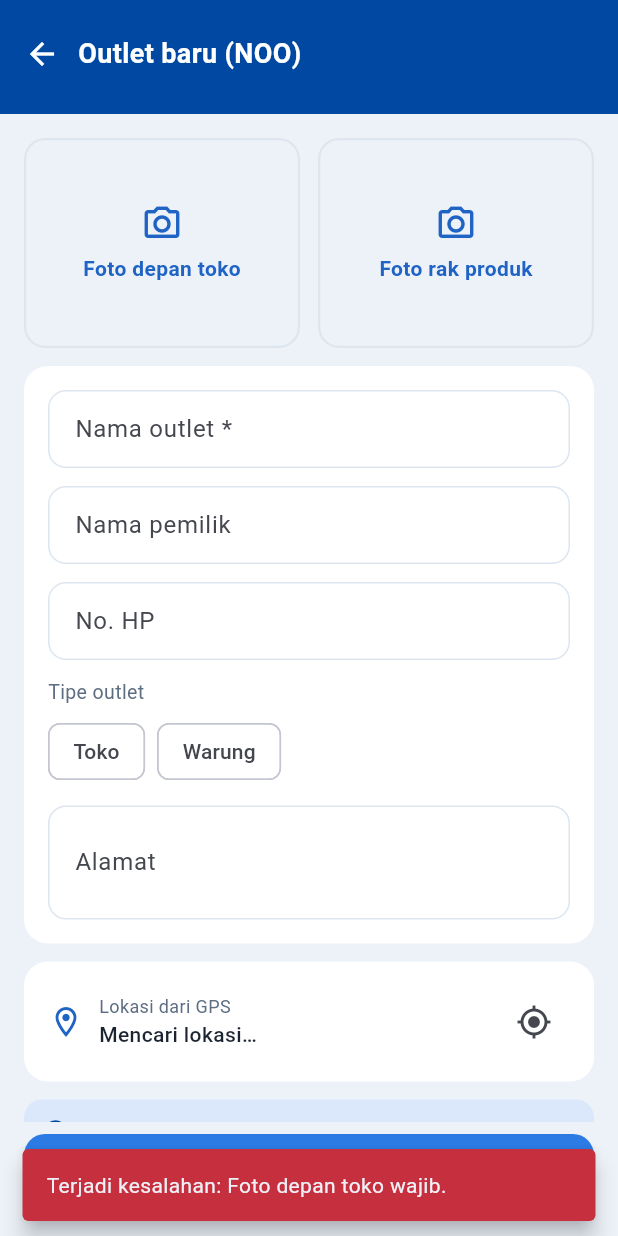
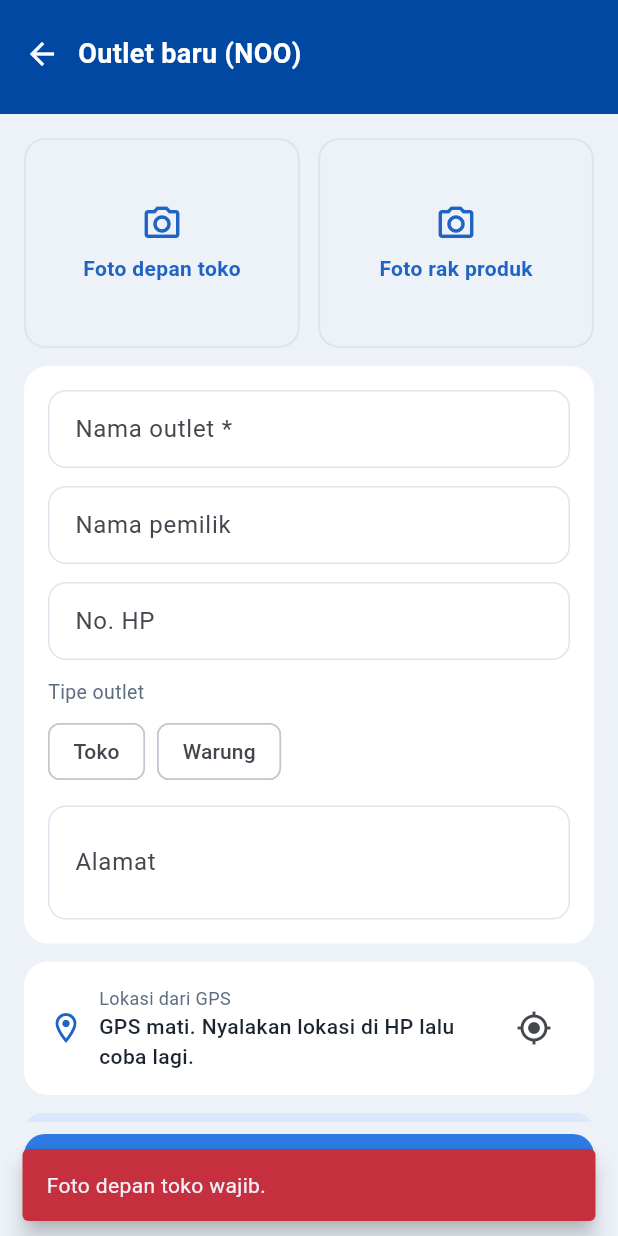
Before and after one commit to eristaufiqhidayat/enesis-mobile, a Flutter app: the OutletBaruScreen screen opened directly, after a tap on "Simpan outlet", on a phone screen of 412 x 824 dp. Run offline on Flutter 3.47's test engine with Material 3 defaults, Android fonts, the phone set to English and light mode, and no system bars; our stand-ins replace flutter_secure_storage, geolocator, image_picker, sqflite; accounts and stored records are empty; network calls fail.

Commit message:
Perbaikan hasil tinjauan kode
- Pesan galat teks tampil apa adanya; dialog checkin tidak bisa ditutup tombol kembali
  dan tidak bisa dobel tekan.
- Antrian: cache diperbarui sebelum onSent (ringkasan termuat setelah antrian kosong),
  induk yang sedang dikirim langsung dianggap menunggu, 426 menghentikan antrian.
- Salinan foto dihapus setelah terunggah langsung; outlet baru memakai ulang foto dan
  outlet yang sudah terkirim saat kirim ulang (duplikat / checkin gagal).
- Pengembalian barang tidak terlewat karena langkah server "visits".
- Galat izin/GPS dari geolocator ditangkap; tombol tema tidak lagi selalu lebar penuh.

Co-Authored-By: Claude Opus 5.5 <noreply@anthropic.com>
Claude-Session: https://claude.ai/code/session_01NVf5JBDnHkCm2bUquheobs

```diff
--- a/lib/core/outbox.dart
+++ b/lib/core/outbox.dart
@@ -122,6 +122,7 @@ class Outbox extends ChangeNotifier {
 
   List<OutboxEntry> _cache = [];
   Future<void>? _berjalan;
+  int _kirimLangsung = 0;
   DateTime? lastSyncAt;
   Timer? _timer;
 
@@ -161,6 +162,7 @@ class Outbox extends ChangeNotifier {
     await load();
 
     if (_cache.where((e) => !e.isGagal).isEmpty && !await _punyaRefBelumAda(entry)) {
+      _kirimLangsung++;
       try {
         final res = await _send(entry);
         lastSyncAt = _clock();
@@ -172,6 +174,8 @@ class Outbox extends ChangeNotifier {
         entry.lastCode = e.code;
         entry.lastError = e.message;
         entry.nextTryAt = _clock().add(backoff(1));
+      } finally {
+        _kirimLangsung--;
       }
     }
 
@@ -207,10 +211,12 @@ class Outbox extends ChangeNotifier {
         try {
           final res = await _send(e);
           await store.remove(e.id!);
+          _cache.removeWhere((x) => x.id == e.id);
           lastSyncAt = _clock();
           onSent?.call(e, res);
         } on ApiException catch (err) {
-          if (err.perluLogin) break;
+          // Perlu login ulang / aplikasi harus diperbarui: hentikan tanpa menandai gagal.
+          if (err.perluLogin || err.status == 426) break;
 
           if (err.bolehDiulang) {
             e.attempts++;
@@ -305,6 +311,8 @@ class Outbox extends ChangeNotifier {
     for (final r in {...refsDalam(e.path), ...refsDalam(e.body)}) {
       if (await store.refValue(r) != null) continue;
       final induk = _cache.where((x) => x.ref == r);
+      // Induk mungkin sedang dikirim langsung oleh submit() lain.
+      if (induk.isEmpty && _kirimLangsung > 0) return _Ref.menunggu;
       if (induk.isEmpty || induk.any((x) => x.isGagal)) return _Ref.gagal;
       return _Ref.menunggu;
     }
--- a/lib/data/hari.dart
+++ b/lib/data/hari.dart
@@ -147,7 +147,7 @@ class Hari extends ChangeNotifier {
   bool get sudahAbsen => lokal['absen_at'] != null || _serverSelesai('attendance');
   bool get sudahCheckinDepo => lokal['depo_at'] != null || _serverSelesai('depot_check_in');
   bool get sudahTerimaBarang => lokal['terima_at'] != null || _serverSelesai('accept_goods') || canvassing?['accepted_at'] != null;
-  bool get sudahKembali => lokal['kembali_at'] != null || _serverSelesai('visits') || canvassing?['returned_at'] != null;
+  bool get sudahKembali => lokal['kembali_at'] != null || canvassing?['returned_at'] != null;
   bool get sudahTutup => lokal['tutup_at'] != null || _serverSelesai('close_day');
 
   List<Map<String, dynamic>> get kunjungan =>
@@ -241,10 +241,11 @@ class Hari extends ChangeNotifier {
         idField: idField,
       );
 
-  Future<String> _unggahFoto(String path, String jenis, String label) async {
+  /// Unggah foto lewat antrian; hasilnya rujukan `@ref:foto-…` untuk dipakai di transaksi.
+  Future<String> unggahFoto(String path, String jenis, String label) async {
     final ref = 'foto-${_uuid.v4()}';
     final simpan = await LocalDb.simpanFoto(path, ref);
-    await outbox.submit(OutboxEntry(
+    final r = await outbox.submit(OutboxEntry(
       kind: OutboxEntry.kindUpload,
       path: 'uploads',
       key: _uuid.v4(),
@@ -254,6 +255,9 @@ class Hari extends ChangeNotifier {
       ref: ref,
       idField: 'upload_id',
     ));
+
+    // Terunggah langsung: salinan di folder antrian tidak diperlukan lagi.
+    if (!r.queued) await LocalDb.hapusFoto(simpan);
     return '@ref:$ref';
   }
 
@@ -262,7 +266,7 @@ class Hari extends ChangeNotifier {
     var antri = false;
 
     if (!sudahAbsen) {
-      final foto = await _unggahFoto(fotoPath, 'selfie', 'Foto selfie absen');
+      final foto = await unggahFoto(fotoPath, 'selfie', 'Foto selfie absen');
       antri |= (await outbox.submit(_post('attendances/check-in', 'Absen masuk', {...t.toJson(), 'photo_id': foto}))).queued;
       lokal['absen_at'] = DateTime.now().toIso8601String();
       await _simpanLokal();
@@ -320,7 +324,7 @@ class Hari extends ChangeNotifier {
     String? fotoPath,
   }) async {
     final ref = 'visit-${_uuid.v4()}';
-    final foto = fotoPath == null ? null : await _unggahFoto(fotoPath, 'toko', 'Foto toko $nama');
+    final foto = fotoPath == null ? null : await unggahFoto(fotoPath, 'toko', 'Foto toko $nama');
     final r = await outbox.submit(_post(
       'visits',
       'Checkin $nama',
@@ -412,8 +416,10 @@ class Hari extends ChangeNotifier {
     ];
   }
 
-  /// Outlet baru (NOO). Bila online dan server mendeteksi kemungkinan duplikat, [ApiException]
-  /// `possible_duplicate` dilempar (fields.candidates); kirim ulang dengan [bukanDuplikat] = true.
+  /// Outlet baru (NOO). [fotoToko]/[fotoRak] = rujukan dari [unggahFoto], supaya kirim ulang
+  /// (mis. setelah `possible_duplicate`) tidak mengunggah foto lagi. Bila online dan server mendeteksi
+  /// kemungkinan duplikat, [ApiException] `possible_duplicate` dilempar (fields.candidates); kirim
+  /// ulang dengan [bukanDuplikat] = true.
   Future<String> daftarOutletBaru({
     required String nama,
     String? pemilik,
@@ -426,8 +432,6 @@ class Hari extends ChangeNotifier {
     bool bukanDuplikat = false,
   }) async {
     final ref = 'noo-${_uuid.v4()}';
-    final toko = await _unggahFoto(fotoToko, 'toko', 'Foto toko $nama');
-    final rak = fotoRak == null ? null : await _unggahFoto(fotoRak, 'rak', 'Foto rak $nama');
 
     await outbox.submit(_post(
       'outlets',
@@ -439,8 +443,8 @@ class Hari extends ChangeNotifier {
         if (hp != null && hp.isNotEmpty) 'phone': hp,
         if (tipe != null) 'type': tipe,
         if (alamat != null && alamat.isNotEmpty) 'address': alamat,
-        'photo_store_id': toko,
-        if (rak != null) 'photo_shelf_id': rak,
+        'photo_store_id': fotoToko,
+        if (fotoRak != null) 'photo_shelf_id': fotoRak,
         if (bukanDuplikat) 'confirm_not_duplicate': true,
       },
       ref: ref,
--- a/lib/data/lokasi.dart
+++ b/lib/data/lokasi.dart
@@ -53,6 +53,10 @@ class Lokasi {
       return Titik(p.latitude, p.longitude, p.accuracy, p.isMocked, DateTime.now());
     } on TimeoutException {
       throw LokasiException('Lokasi belum didapat. Coba di tempat terbuka.');
+    } on PermissionDeniedException {
+      throw LokasiException('Izin lokasi ditolak. Izinkan lokasi untuk Enesis di pengaturan HP.');
+    } on LocationServiceDisabledException {
+      throw LokasiException('GPS mati. Nyalakan lokasi di HP lalu coba lagi.');
     }
   }
 }
@@ -88,8 +92,8 @@ class Pelacak {
     try {
       final t = await Lokasi.sekarang();
       await local.addGps(t.waktu, t.lat, t.lng, t.akurasi, t.palsu);
-    } on LokasiException {
-      // GPS mati/izin ditolak: lewati titik ini.
+    } catch (_) {
+      // GPS mati / izin dicabut / gagal baca: lewati titik ini.
     }
   }
 
--- a/lib/ui/screens/beranda_screen.dart
+++ b/lib/ui/screens/beranda_screen.dart
@@ -273,9 +273,9 @@ class _AksiBerikutnya extends StatelessWidget {
       return const Catatan('Hari ini selesai. Terima kasih!', jenis: JenisCatatan.sukses);
     }
 
-    final buka_ = hari.kunjunganTerbuka;
-    if (buka_ != null) {
-      return _TombolBesar(ikon: Icons.storefront_outlined, kecil: 'Kunjungan berjalan', besar: '${buka_['nama']}', aksi: 'Lanjut', onTap: () => buka(KunjunganScreen(kunjungan: buka_)));
+    final terbuka = hari.kunjunganTerbuka;
+    if (terbuka != null) {
+      return _TombolBesar(ikon: Icons.storefront_outlined, kecil: 'Kunjungan berjalan', besar: '${terbuka['nama']}', aksi: 'Lanjut', onTap: () => buka(KunjunganScreen(kunjungan: terbuka)));
     }
 
     final n = hari.outletBerikutnya;
--- a/lib/ui/screens/ganti_password_screen.dart
+++ b/lib/ui/screens/ganti_password_screen.dart
@@ -48,6 +48,7 @@ class _GantiPasswordScreenState extends State<GantiPasswordScreen> {
         tampilkanInfo(context, 'Password sudah diganti.');
       }
     } on ApiException catch (e) {
+      if (!mounted) return;
       setState(() => _galat = {
             'current_password': e.pesanField('current_password'),
             'password': e.pesanField('password') ?? (e.fields.isEmpty ? e.message : null),
--- a/lib/ui/screens/login_screen.dart
+++ b/lib/ui/screens/login_screen.dart
@@ -41,7 +41,7 @@ class _LoginScreenState extends State<LoginScreen> {
     try {
       await context.read<Session>().login(_username.text, _password.text);
     } on ApiException catch (e) {
-      setState(() => _galat = e.pesanField('username') ?? e.message);
+      if (mounted) setState(() => _galat = e.pesanField('username') ?? e.message);
     } finally {
       if (mounted) setState(() => _proses = false);
     }
--- a/lib/ui/screens/outlet_baru_screen.dart
+++ b/lib/ui/screens/outlet_baru_screen.dart
@@ -28,6 +28,10 @@ class _OutletBaruScreenState extends State<OutletBaruScreen> {
   Titik? _titik;
   String? _galatLokasi;
   bool _proses = false;
+
+  // Hasil yang sudah tersimpan, dipakai ulang bila tombol ditekan lagi (duplikat / checkin gagal).
+  final _refFoto = <String, String>{}; // path foto -> @ref
+  String? _refOutlet;
 
   @override
   void initState() {
@@ -63,15 +67,18 @@ class _OutletBaruScreenState extends State<OutletBaruScreen> {
     setState(() => _proses = true);
     final nav = Navigator.of(context);
     try {
-      final ref = await hari.daftarOutletBaru(
+      Future<String> foto(String path, String jenis) async =>
+          _refFoto[path] ??= await hari.unggahFoto(path, jenis, 'Foto $jenis ${_nama.text.trim()}');
+
+      final ref = _refOutlet ??= await hari.daftarOutletBaru(
         nama: _nama.text.trim(),
         pemilik: _pemilik.text.trim(),
         hp: _hp.text.trim(),
         tipe: _tipe,
         alamat: _alamat.text.trim(),
         t: t,
-        fotoToko: _fotoToko!,
-        fotoRak: _fotoRak,
+        fotoToko: await foto(_fotoToko!, 'toko'),
+        fotoRak: _fotoRak == null ? null : await foto(_fotoRak!, 'rak'),
         bukanDuplikat: bukanDuplikat,
       );
 
--- a/lib/ui/theme.dart
+++ b/lib/ui/theme.dart
@@ -44,7 +44,7 @@ ThemeData temaEnesis() {
     filledButtonTheme: FilledButtonThemeData(
       style: FilledButton.styleFrom(
         backgroundColor: Warna.aksen,
-        minimumSize: const Size.fromHeight(52),
+        minimumSize: const Size(64, 52),
         shape: RoundedRectangleBorder(borderRadius: BorderRadius.circular(14)),
         textStyle: const TextStyle(fontSize: 16, fontWeight: FontWeight.w600),
       ),
@@ -52,7 +52,7 @@ ThemeData temaEnesis() {
     outlinedButtonTheme: OutlinedButtonThemeData(
       style: OutlinedButton.styleFrom(
         foregroundColor: Warna.tautan,
-        minimumSize: const Size.fromHeight(52),
+        minimumSize: const Size(64, 52),
         side: const BorderSide(color: Warna.garis, width: 1.5),
         shape: RoundedRectangleBorder(borderRadius: BorderRadius.circular(14)),
         textStyle: const TextStyle(fontSize: 16, fontWeight: FontWeight.w600),
--- a/lib/ui/widgets/umum.dart
+++ b/lib/ui/widgets/umum.dart
@@ -229,12 +229,15 @@ class TombolUtama extends StatelessWidget {
 
   @override
   Widget build(BuildContext context) {
-    return FilledButton.icon(
+    return SizedBox(
+      width: double.infinity,
+      child: FilledButton.icon(
       onPressed: proses || onPressed == null ? null : () => onPressed!(),
       icon: proses
           ? const SizedBox(width: 18, height: 18, child: CircularProgressIndicator(strokeWidth: 2, color: Colors.white))
           : Icon(ikon ?? Icons.check),
       label: Text(label),
+      ),
     );
   }
 }
@@ -244,6 +247,7 @@ void tampilkanGalat(BuildContext context, Object e) {
   final pesan = switch (e) {
     ApiException(:final message) => message,
     LokasiException(:final message) => message,
+    String s => s,
     _ => 'Terjadi kesalahan: $e',
   };
   ScaffoldMessenger.of(context)
```
Also changed, not shown: lib/core/local_db.dart (+8 -0 lines), lib/ui/screens/kunjungan_screen.dart (+18 -2 lines).
